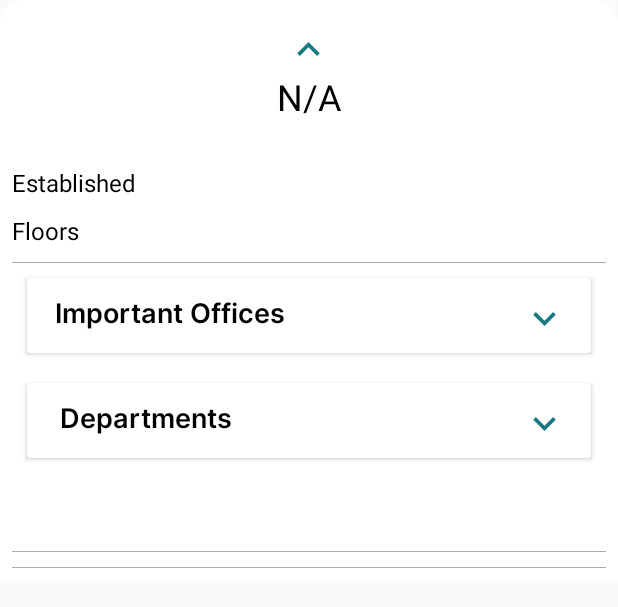
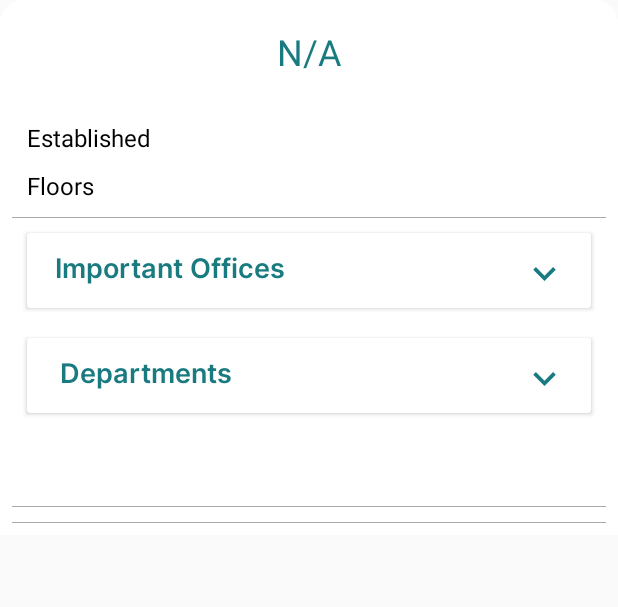
Before and after one commit to prerana-u/Campus_Tour_Guide, an Android app: the layout tfe_od_layout_bottom_sheet.xml on its own in the app's theme, with its tools: preview values and no code run, on a phone screen of 412 x 824 dp. Shown: the top 607 px of the screen. Run offline under Robolectric (Android 15) with nearby library versions, the phone set to English and light mode, and no system bars.

Commit message:
Edits 18 October

```diff
--- a/android/app/src/main/res/layout/tfe_od_layout_bottom_sheet.xml
+++ b/android/app/src/main/res/layout/tfe_od_layout_bottom_sheet.xml
@@ -21,19 +21,14 @@
         android:paddingTop="10dp"
         android:paddingBottom="20dp">
 
-        <ImageView
-            android:id="@+id/bottom_sheet_arrow"
-            android:layout_width="wrap_content"
-            android:layout_height="wrap_content"
-            android:layout_gravity="center"
-            android:src="@drawable/baseline_keyboard_arrow_up_24" />
+
 
         <TextView
             android:id="@+id/title"
             android:layout_width="wrap_content"
             android:layout_height="wrap_content"
             android:text="N/A"
-            android:textColor="#000000"
+            android:textColor="#197B80"
             android:layout_gravity="center_horizontal"
             android:layout_marginTop="0dp"
             android:textSize="24sp"
@@ -52,6 +47,7 @@
             android:layout_marginTop="10dp"
             android:textSize="16sp"
             android:text="Established"
+            android:layout_marginLeft="10dp"
             android:textColor="@android:color/black" />
 
         <TextView
@@ -62,6 +58,7 @@
             android:gravity="right"
             android:textSize="16sp"
             android:text=""
+            android:layout_marginRight="10dp"
             android:textColor="@android:color/black" />
     </LinearLayout>
 
@@ -76,6 +73,7 @@
             android:layout_height="wrap_content"
             android:layout_marginTop="10dp"
             android:text="Floors"
+            android:layout_marginLeft="10dp"
             android:textSize="16sp"
             android:textColor="@android:color/black" />
 
@@ -86,6 +84,7 @@
             android:layout_marginTop="10dp"
             android:gravity="right"
             android:textSize="16sp"
+            android:layout_marginRight="10dp"
             android:text=""
             android:textColor="@android:color/black" />
     </LinearLayout>
@@ -140,7 +139,7 @@
                     android:layout_height="wrap_content"
                     android:layout_gravity="center_horizontal"
                     android:text="Important Offices"
-                    android:textColor="#000000"
+                    android:textColor="#197B80"
                     android:textSize="18sp"
                     android:fontFamily="@font/inter_semibold"
                     app:layout_constraintBottom_toBottomOf="@+id/fixed_layout"
@@ -195,7 +194,8 @@
                         android:fontFamily="@font/inter"
                         android:gravity="left"
                         android:text="Office"
-                        android:textColor="@android:color/black"
+                        android:layout_marginLeft="20dp"
+                        android:textColor="#424242"
                         android:textSize="16sp"
                         android:textStyle="bold" />
 
@@ -209,7 +209,9 @@
                         android:textStyle="bold"
                         android:fontFamily="@font/inter"
                         android:text="Room No."
-                        android:textColor="@android:color/black" />
+                        android:textColor="#424242"
+                        android:layout_marginRight="20dp"
+                        />
                 </LinearLayout>
 
                 <!-- Child LinearLayout 2 -->
@@ -398,7 +400,7 @@
                     android:layout_height="wrap_content"
                     android:layout_gravity="center_horizontal"
                     android:text="Departments"
-                    android:textColor="#000000"
+                    android:textColor="#197B80"
                     android:textSize="18sp"
                     android:fontFamily="@font/inter_semibold"
                     app:layout_constraintBottom_toBottomOf="@+id/fixed_layout1"
@@ -451,10 +453,12 @@
                         android:layout_marginTop="10dp"
                         android:textSize="16sp"
                         android:text="Department"
+                        android:layout_marginLeft="20dp"
                         android:fontFamily="@font/inter"
                         android:gravity="left"
+
                         android:textStyle="bold"
-                        android:textColor="@android:color/black" />
+                        android:textColor="#424242" />
 
                     <TextView
 
@@ -466,7 +470,8 @@
                         android:textStyle="bold"
                         android:fontFamily="@font/inter"
                         android:text="Room No."
-                        android:textColor="@android:color/black" />
+                        android:layout_marginRight="20dp"
+                        android:textColor="#424242" />
                 </LinearLayout>
 
                 <!-- Child LinearLayout 2 -->
```
Also changed, not shown: android/app/src/main/java/org/tensorflow/lite/examples/detection/CameraActivity.java (+46 -46 lines).
